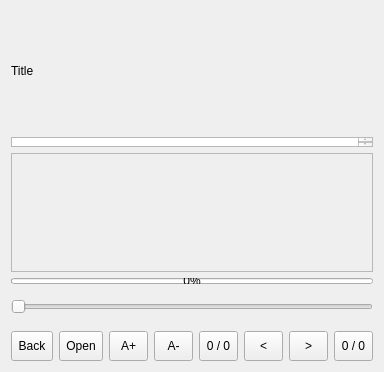
First picture: the form in dlgreader.ui, repository ic005k/Knot-Legacy, before the edit.
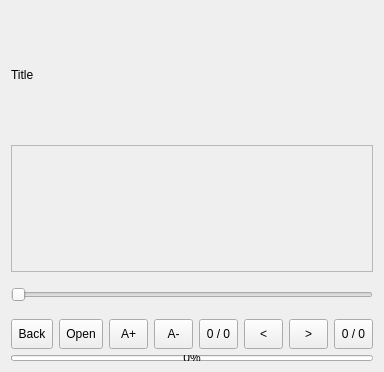
Second picture: the form after the edit. Icons and pictures are not drawn.

```diff
--- a/dlgreader.ui
+++ b/dlgreader.ui
@@ -14,122 +14,7 @@
    <string>Dialog</string>
   </property>
   <layout class="QGridLayout" name="gridLayout">
-   <item row="1" column="0">
-    <widget class="QTextBrowser" name="textBrowser">
-     <property name="maximumSize">
-      <size>
-       <width>16777215</width>
-       <height>10</height>
-      </size>
-     </property>
-    </widget>
-   </item>
-   <item row="0" column="0">
-    <widget class="QLabel" name="lblTitle">
-     <property name="text">
-      <string>Title</string>
-     </property>
-    </widget>
-   </item>
    <item row="4" column="0">
-    <widget class="QFrame" name="frameFun">
-     <property name="maximumSize">
-      <size>
-       <width>16777215</width>
-       <height>35</height>
-      </size>
-     </property>
-     <property name="frameShape">
-      <enum>QFrame::NoFrame</enum>
-     </property>
-     <property name="frameShadow">
-      <enum>QFrame::Raised</enum>
-     </property>
-     <layout class="QVBoxLayout" name="verticalLayout">
-      <property name="leftMargin">
-       <number>0</number>
-      </property>
-      <property name="topMargin">
-       <number>0</number>
-      </property>
-      <property name="rightMargin">
-       <number>0</number>
-      </property>
-      <property name="bottomMargin">
-       <number>0</number>
-      </property>
-      <item>
-       <widget class="QSlider" name="hSlider">
-        <property name="minimumSize">
-         <size>
-          <width>0</width>
-          <height>22</height>
-         </size>
-        </property>
-        <property name="styleSheet">
-         <string notr="true">/*QSlider::groove:horizontal
- {
- 	background-color: rgba(50, 54, 63);
-	height: 25px;
- 	border-radius: 5px;
-	left: 6px; right: 6px;
-}*/
-
-/*QSlider::groove:horizontal
- {
- 	
-	height: 25px;
- 	
-	
-}
-
-QSlider::handle:horizontal 
-{
-
-width:30;
-
-margin: -3px -4px -3px -4px;
-}
-QSlider::handle:horizontal:hover
-{
-
-width:24;
-
-margin: -3px -4px -3px -4px;
-}
- 
- 
-/*QSlider::handle:horizontal 
-{
-border-image:url(&quot;:/src/sel.png&quot;);
-width:24;
-
-margin: -3px -4px -3px -4px;
-}
-QSlider::handle:horizontal:hover
-{
-border-image:url(&quot;:/src/sel.png&quot;);
-width:24;
-
-margin: -3px -4px -3px -4px;
-}*/
- 
-
-/*QSlider::sub-page:horizontal{
-background:  rgba(71, 140, 182);
-}*/
-
-</string>
-        </property>
-        <property name="orientation">
-         <enum>Qt::Horizontal</enum>
-        </property>
-       </widget>
-      </item>
-     </layout>
-    </widget>
-   </item>
-   <item row="5" column="0">
     <layout class="QHBoxLayout" name="horizontalLayout">
      <item>
       <widget class="QToolButton" name="btnBack">
@@ -389,7 +274,136 @@
      </item>
     </layout>
    </item>
+   <item row="0" column="0">
+    <widget class="QLabel" name="lblTitle">
+     <property name="text">
+      <string>Title</string>
+     </property>
+    </widget>
+   </item>
    <item row="3" column="0">
+    <widget class="QFrame" name="frameFun">
+     <property name="maximumSize">
+      <size>
+       <width>16777215</width>
+       <height>35</height>
+      </size>
+     </property>
+     <property name="frameShape">
+      <enum>QFrame::NoFrame</enum>
+     </property>
+     <property name="frameShadow">
+      <enum>QFrame::Raised</enum>
+     </property>
+     <layout class="QVBoxLayout" name="verticalLayout">
+      <property name="leftMargin">
+       <number>0</number>
+      </property>
+      <property name="topMargin">
+       <number>0</number>
+      </property>
+      <property name="rightMargin">
+       <number>0</number>
+      </property>
+      <property name="bottomMargin">
+       <number>0</number>
+      </property>
+      <item>
+       <widget class="QSlider" name="hSlider">
+        <property name="minimumSize">
+         <size>
+          <width>0</width>
+          <height>22</height>
+         </size>
+        </property>
+        <property name="styleSheet">
+         <string notr="true">/*QSlider::groove:horizontal
+ {
+ 	background-color: rgba(50, 54, 63);
+	height: 25px;
+ 	border-radius: 5px;
+	left: 6px; right: 6px;
+}*/
+
+/*QSlider::groove:horizontal
+ {
+ 	
+	height: 25px;
+ 	
+	
+}
+
+QSlider::handle:horizontal 
+{
+
+width:30;
+
+margin: -3px -4px -3px -4px;
+}
+QSlider::handle:horizontal:hover
+{
+
+width:24;
+
+margin: -3px -4px -3px -4px;
+}
+ 
+ 
+/*QSlider::handle:horizontal 
+{
+border-image:url(&quot;:/src/sel.png&quot;);
+width:24;
+
+margin: -3px -4px -3px -4px;
+}
+QSlider::handle:horizontal:hover
+{
+border-image:url(&quot;:/src/sel.png&quot;);
+width:24;
+
+margin: -3px -4px -3px -4px;
+}*/
+ 
+
+/*QSlider::sub-page:horizontal{
+background:  rgba(71, 140, 182);
+}*/
+
+</string>
+        </property>
+        <property name="orientation">
+         <enum>Qt::Horizontal</enum>
+        </property>
+       </widget>
+      </item>
+     </layout>
+    </widget>
+   </item>
+   <item row="1" column="0">
+    <widget class="QFrame" name="frameQuick">
+     <property name="frameShape">
+      <enum>QFrame::StyledPanel</enum>
+     </property>
+     <property name="frameShadow">
+      <enum>QFrame::Raised</enum>
+     </property>
+     <layout class="QGridLayout" name="gridLayout_2">
+      <property name="leftMargin">
+       <number>0</number>
+      </property>
+      <property name="topMargin">
+       <number>0</number>
+      </property>
+      <property name="rightMargin">
+       <number>0</number>
+      </property>
+      <property name="bottomMargin">
+       <number>0</number>
+      </property>
+     </layout>
+    </widget>
+   </item>
+   <item row="5" column="0">
     <widget class="QProgressBar" name="progressBar">
      <property name="maximumSize">
       <size>
@@ -405,30 +419,6 @@
      </property>
     </widget>
    </item>
-   <item row="2" column="0">
-    <widget class="QFrame" name="frameQuick">
-     <property name="frameShape">
-      <enum>QFrame::StyledPanel</enum>
-     </property>
-     <property name="frameShadow">
-      <enum>QFrame::Raised</enum>
-     </property>
-     <layout class="QGridLayout" name="gridLayout_2">
-      <property name="leftMargin">
-       <number>0</number>
-      </property>
-      <property name="topMargin">
-       <number>0</number>
-      </property>
-      <property name="rightMargin">
-       <number>0</number>
-      </property>
-      <property name="bottomMargin">
-       <number>0</number>
-      </property>
-     </layout>
-    </widget>
-   </item>
   </layout>
  </widget>
  <resources>
```
